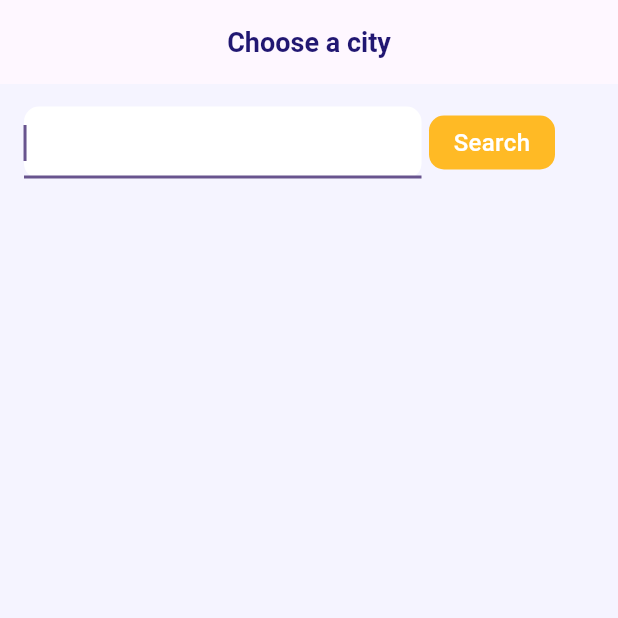
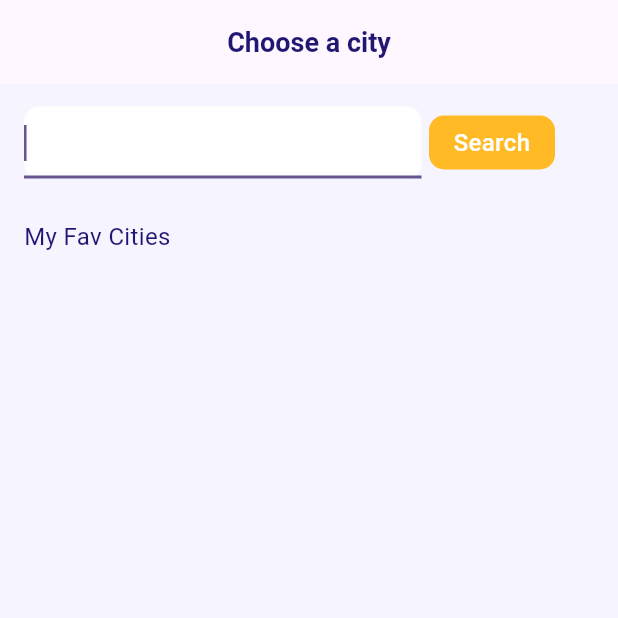
Before and after one commit to betsegaw1332/weather_app, a Flutter app: the ChooseCity screen opened directly, on a phone screen of 412 x 824 dp, the top half of it. Run offline on Flutter 3.47's test engine with Material 2 defaults, Android fonts, the phone set to English and light mode, and no system bars; our stand-ins replace equatable, flutter_bloc, flutter_svg, get_it, hive, hive_flutter; accounts and stored records are empty.

Commit message:
favorite feature added

```diff
--- a/lib/data/data.dart
+++ b/lib/data/data.dart
@@ -1,2 +1,4 @@
 export 'datasources/remote/api_weather_service.dart';
+export 'datasources/local/local_weather_service.dart'
+;
 export 'repositories/api_weather_repository_impl.dart';
--- /dev/null
+++ b/lib/data/datasources/local/local_weather_service.dart
@@ -0,0 +1,34 @@
+import 'package:final_assesment/domain/domain.dart';
+import 'package:hive_flutter/hive_flutter.dart';
+
+class LocalWeatherService {
+  void addFavoriteWeather({required WeatherModel weatherModel}) {
+    final favoriteWeatherBox = Hive.box<FavoriteWeather>('favoriteWeather');
+
+    var favoriteWeathers = favoriteWeatherBox.get('favorites');
+
+    if (favoriteWeathers == null) {
+      favoriteWeatherBox.put(
+          'favorites', FavoriteWeather(favoritedWeathers: [weatherModel]));
+    } else {
+      if (!favoriteWeathers.favoritedWeathers.contains(weatherModel)) {
+        List<WeatherModel> updatedFavoriteData = [
+          ...favoriteWeathers.favoritedWeathers, weatherModel
+        ];
+        favoriteWeatherBox.put('favorites',
+            FavoriteWeather(favoritedWeathers: updatedFavoriteData));
+      }
+    }
+  }
+
+  List<WeatherModel> getFavoriteWeather() {
+    final favoriteWeatherBox = Hive.box<FavoriteWeather>('favoriteWeather');
+    var favoriteWeathers = favoriteWeatherBox.get('favorites');
+
+    if (favoriteWeathers == null) {
+      return [];
+    }
+
+    return favoriteWeathers.favoritedWeathers;
+  }
+}
--- a/lib/domain/domain.dart
+++ b/lib/domain/domain.dart
@@ -2,5 +2,6 @@ export 'models/response/api_weather_response.dart';
 export 'models/response/weather_model.dart';
 export 'models/request/api_weather_request.dart';
 export 'models/response/daily_weather_model.dart';
+export 'models/response/favorite_weather.dart';
 
 export 'repositories/api_weather_repository.dart';
--- a/lib/domain/models/response/daily_weather_model.dart
+++ b/lib/domain/models/response/daily_weather_model.dart
@@ -2,14 +2,31 @@
 import 'dart:convert';
 
 import 'package:equatable/equatable.dart';
+import 'package:hive/hive.dart';
 
+part 'daily_weather_model.g.dart';
+
+@HiveType(typeId: 2)
 class DailyWeatherModel extends Equatable {
+
+  @HiveField(0)
    final String date;
+
+   @HiveField(1)
   final String weatherIconUrl;
+
+  @HiveField(2)
   final String humidity;
+
+  @HiveField(3)
   final String windspeed;
+
+  @HiveField(4)
   final String maxTemperature;
+
+  @HiveField(5)
   final String minTemperature;
+
   const DailyWeatherModel({
     required this.date,
     required this.weatherIconUrl,
--- a/lib/domain/models/response/weather_model.dart
+++ b/lib/domain/models/response/weather_model.dart
@@ -2,13 +2,21 @@
 import 'dart:convert';
 
 import 'package:equatable/equatable.dart';
-
+import 'package:hive/hive.dart';
 import 'package:final_assesment/domain/domain.dart';
 
+part 'weather_model.g.dart';
+
+@HiveType(typeId: 1)
 class WeatherModel extends Equatable {
+
+@HiveField(0)
 final String weatherDescription;
+
+@HiveField(1)
 final String cityName;
 
+@HiveField(2)
 final List<DailyWeatherModel> dailyWeatherCondition;
   const WeatherModel({
     required this.weatherDescription,
--- a/lib/presentation/Screen/choose_city/choose_city.dart
+++ b/lib/presentation/Screen/choose_city/choose_city.dart
@@ -1,6 +1,7 @@
 import 'package:final_assesment/domain/domain.dart';
 import 'package:final_assesment/presentation/Screen/weather_screen/weather_screen.dart';
 import 'package:final_assesment/presentation/blocs/blocs.dart';
+import 'package:final_assesment/presentation/presentation.dart';
 import 'package:flutter/material.dart';
 import 'package:flutter_bloc/flutter_bloc.dart';
 
@@ -13,12 +14,14 @@ class ChooseCity extends StatefulWidget {
 
 class _ChooseCityState extends State<ChooseCity> {
   final _textEditingController = TextEditingController();
+
+  List<WeatherModel> favoriteWeatherData = [];
   @override
   Widget build(BuildContext context) {
     return Scaffold(
       backgroundColor: Color(0xFFF5F4FF),
       appBar: AppBar(
-        leading: const SizedBox(),
+        leading: SizedBox(),
         centerTitle: true,
         title: const Text(
           'Choose a city',
@@ -86,7 +89,7 @@ class _ChooseCityState extends State<ChooseCity> {
                   )
                 ],
               ),
-              SizedBox(height: 28),
+              const SizedBox(height: 28),
               BlocBuilder<WeatherBloc, WeatherState>(builder: (context, state) {
                 if (state is WeatherInProgress) {
                   return const Center(
@@ -94,9 +97,26 @@ class _ChooseCityState extends State<ChooseCity> {
                   );
                 } else if (state is WeatherSuccess) {
                   return Column(
-                    crossAxisAlignment: CrossAxisAlignment.start,
                     children: [
-                      const Text(
+                      const SizedBox(height: 20),
+                      SizedBox(
+                          height: MediaQuery.of(context).size.height * 0.12,
+                          child: WeatherCard(
+                            weatherData: state.weatherData,
+                          ))
+                    ],
+                  );
+                } else if (state is WeatherFailed) {
+                  return const Center(
+                    child: Text('Failed to get weather data!'),
+                  );
+                }
+                return Container();
+              }),
+              const SizedBox(height: 10),
+              const Align(
+                alignment: Alignment.centerLeft,
+                child: Text(
                   'My Fav Cities',
                   style: TextStyle(
                     color: Color(0xFF211772),
@@ -106,87 +126,43 @@ class _ChooseCityState extends State<ChooseCity> {
                     height: 0.07,
                   ),
                 ),
+              ),
+              BlocConsumer<WeatherBloc, WeatherState>(
+                  listener: ((context, state) {
+                if (state is FavoriteWeatherSuccess) {
+                  favoriteWeatherData = [];
+                  favoriteWeatherData = state.weatherData;
+                }
+              }), builder: (context, state) {
+                if (state is FavoriteWeatherInProgress) {
+                  return const Center(
+                    child: CircularProgressIndicator(),
+                  );
+                } else if (state is FavoriteWeatherFailed) {
+                  return const Center(
+                    child: Text('Failed to get favorite weather data!'),
+                  );
+                }
+                return SingleChildScrollView(
+                  child: Column(
+                    crossAxisAlignment: CrossAxisAlignment.start,
+                    children: [
                       const SizedBox(height: 20),
                       SizedBox(
-                        height: MediaQuery.of(context).size.height * 0.6,
+                        height: MediaQuery.of(context).size.height * 1,
                         child: ListView.builder(
-                            itemCount: 1,
-                            itemBuilder: (context, index) => Padding(
-                                  padding: const EdgeInsets.only(bottom: 20.0),
-                                  child: GestureDetector(
-                                    onTap: () => Navigator.push(
-                                        context,
-                                        MaterialPageRoute(
-                                          builder: (context) =>
-                                               WeatherScreen(weatherData: state.weatherData,),
-                                        )),
-                                    child: Container(
-                                      width: 343,
-                                      height: 76,
-                                      padding:
-                                          EdgeInsets.symmetric(horizontal: 10),
-                                      decoration: ShapeDecoration(
-                                        color: Colors.white,
-                                        shape: RoundedRectangleBorder(
-                                          borderRadius:
-                                              BorderRadius.circular(10),
-                                        ),
-                                      ),
-                                      child: Row(
-                                        children: [
-                                          Expanded(
-                                            child: Text(
-                                              state.weatherData.cityName,
-                                              maxLines: 2,
-                                              style: const TextStyle(
-                                                color: Color(0xFF575757),
-                                                fontSize: 16,
-                                                fontFamily: 'Roboto',
-                                                fontWeight: FontWeight.w500,
-                                                height: 1,
-                                              ),
-                                            ),
-                                          ),
-                                          const SizedBox(
-                                            width: 50,
-                                          ),
-                                          Text(
-                                            '${state.weatherData.dailyWeatherCondition.first.maxTemperature}°',
-                                            style: const TextStyle(
-                                              color: Color(0xFF211772),
-                                              fontSize: 18,
-                                              fontFamily: 'Roboto',
-                                              fontWeight: FontWeight.w700,
-                                            ),
-                                          ),
-                                          const SizedBox(
-                                            width: 30,
-                                          ),
-                                          Image.network(
-                                            state
-                                                .weatherData
-                                                .dailyWeatherCondition
-                                                .first
-                                                .weatherIconUrl,
-                                            height: 40,
-                                          ),
-                                          const SizedBox(
-                                            width: 10,
-                                          ),
-                                        ],
-                                      ),
-                                    ),
+                            itemCount: favoriteWeatherData.length,
+                            itemBuilder: (context, index) => SizedBox(
+                                  height: 100,
+                                  child: WeatherCard(
+                                    weatherData: favoriteWeatherData[index],
+                                    isFavorite: true,
                                   ),
                                 )),
                       )
                     ],
+                  ),
                 );
-                } else if (state is WeatherFailed) {
-                  return const Center(
-                    child: Text('Failed to get weather data!'),
-                  );
-                }
-                return Container();
               })
             ],
           ),
--- a/lib/presentation/blocs/weather-bloc/weather_bloc.dart
+++ b/lib/presentation/blocs/weather-bloc/weather_bloc.dart
@@ -6,11 +6,15 @@ import 'package:final_assesment/presentation/blocs/blocs.dart';
 
 class WeatherBloc extends Bloc<WeatherEvent, WeatherState> {
   final APIWeatherRepository _apiWeatherRepository;
+  final LocalWeatherService _localWeatherSerive;
 
   WeatherBloc()
       : _apiWeatherRepository = serviceLocator<APIWeatherRepositoryImpl>(),
+        _localWeatherSerive = serviceLocator<LocalWeatherService>(),
         super(WeatherInit()) {
     on<FetchWeatherData>(_onFethWeatherData);
+    on<FetchFavoriteWeatherData>(_onFetchFavoriteWeathers);
+    on<SaveFavoriteWeatherData>(_onSaveFavoriteWeatherData);
   }
 
   _onFethWeatherData(FetchWeatherData event, Emitter emit) async {
@@ -22,7 +26,7 @@ class WeatherBloc extends Bloc<WeatherEvent, WeatherState> {
         emit(WeatherFailed(message: apiData.error!.message));
       } else {
         WeatherModel weatherModel = WeatherModel(
-          cityName: apiData.data!.data['request'].first['query'],
+            cityName: apiData.data!.data['request'].first['query'],
             weatherDescription: apiData.data!.data['current_condition']
                 .first['weatherDesc'].first['value'],
             dailyWeatherCondition: []);
@@ -44,4 +48,28 @@ class WeatherBloc extends Bloc<WeatherEvent, WeatherState> {
       emit(WeatherFailed(message: e.toString()));
     }
   }
+
+  _onFetchFavoriteWeathers(FetchFavoriteWeatherData event, Emitter emit) async {
+    emit(FavoriteWeatherInProgress());
+    try {
+      final favoriteWeathers =  _localWeatherSerive.getFavoriteWeather();
+      print("favorite ${favoriteWeathers.length}");
+      emit(FavoriteWeatherSuccess(weatherData: favoriteWeathers));
+    } catch (e) {
+      print(e.toString());
+      emit(FavoriteWeatherFailed(message: e.toString()));
+    }
+  }
+
+  _onSaveFavoriteWeatherData(
+      SaveFavoriteWeatherData event, Emitter emit) async {
+    emit(FavoriteWeatherInProgress());
+
+    try {
+      _localWeatherSerive.addFavoriteWeather(weatherModel: event.weatherModel);
+    } catch (e) {
+      print(e.toString());
+      emit(FavoriteWeatherFailed(message: e.toString()));
+    }
+  }
 }
--- a/lib/presentation/blocs/weather-bloc/weather_event.dart
+++ b/lib/presentation/blocs/weather-bloc/weather_event.dart
@@ -14,3 +14,12 @@ class FetchWeatherData extends WeatherEvent {
   @override
   List<Object?> get props => [apiWeatherRequestData];
 }
+
+class FetchFavoriteWeatherData extends WeatherEvent {}
+
+class SaveFavoriteWeatherData extends WeatherEvent{
+  final WeatherModel weatherModel;
+
+  SaveFavoriteWeatherData({required this.weatherModel});
+
+}
--- a/lib/presentation/blocs/weather-bloc/weather_state.dart
+++ b/lib/presentation/blocs/weather-bloc/weather_state.dart
@@ -27,3 +27,23 @@ class WeatherFailed extends WeatherState {
   @override
   List<Object?> get props => [message];
 }
+
+class FavoriteWeatherInProgress extends WeatherState {}
+
+class FavoriteWeatherSuccess extends WeatherState {
+  final List<WeatherModel> weatherData;
+
+  FavoriteWeatherSuccess({required this.weatherData});
+
+  @override
+  List<Object?> get props => [weatherData];
+}
+
+class FavoriteWeatherFailed extends WeatherState {
+  final String message;
+
+  FavoriteWeatherFailed({required this.message});
+
+  @override
+  List<Object?> get props => [message];
+}
--- a/lib/presentation/presentation.dart
+++ b/lib/presentation/presentation.dart
@@ -1 +1,2 @@
 export 'Screen/screens.dart';
+export 'widgets/weather_card.dart';
--- a/lib/utils/constants/app_strings.dart
+++ b/lib/utils/constants/app_strings.dart
@@ -1,4 +1,5 @@
 abstract class AppStrings{
   static const String baseUrl='https://api.worldweatheronline.com/premium/v1/weather.ashx?key=68da0c21ae6d455e91771733231110';
-
+  static const String databaseName = 'app_database.db';
+  static const String favoriteWeatherTableName='favorites';
 }
--- a/pubspec.yaml
+++ b/pubspec.yaml
@@ -41,6 +41,9 @@ dependencies:
   equatable: ^2.0.5
   get_it: ^7.6.4
   flutter_bloc: ^8.1.3
+  shared_preferences: ^2.2.2
+  hive: ^2.2.3
+  hive_flutter: ^1.1.0
 
 dev_dependencies:
   flutter_test:
@@ -52,6 +55,8 @@ dev_dependencies:
   # package. See that file for information about deactivating specific lint
   # rules and activating additional ones.
   flutter_lints: ^2.0.0
+  build_runner: ^2.4.6
+  hive_generator: ^2.0.1
 
 # For information on the generic Dart part of this file, see the
 # following page: https://dart.dev/tools/pub/pubspec
```
Also changed, not shown: lib/domain/models/response/favorite_weather.dart (added, +13 -0 lines), lib/main.dart (+11 -2 lines), lib/presentation/Screen/weather_screen/weather_screen.dart (+55 -25 lines), lib/presentation/widgets/weather_card.dart (added, +77 -0 lines), lib/service_locator.dart (+4 -4 lines), lib/domain/models/response/daily_weather_model.g.dart (added), lib/domain/models/response/favorite_weather.g.dart (added), lib/domain/models/response/weather_model.g.dart (added), pubspec.lock, 7 other files. Lines whose indentation alone changed are shown as unchanged.
